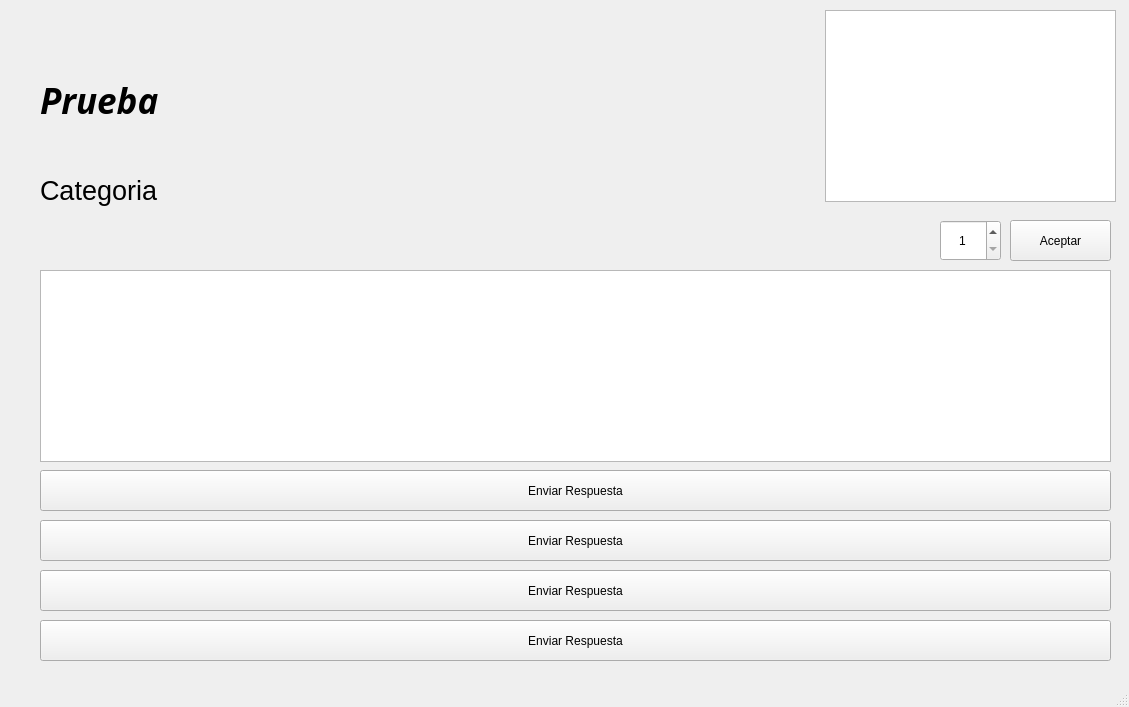
Nastupiste/Proyecto_Servidor, file ventana.ui: the form before one commit.
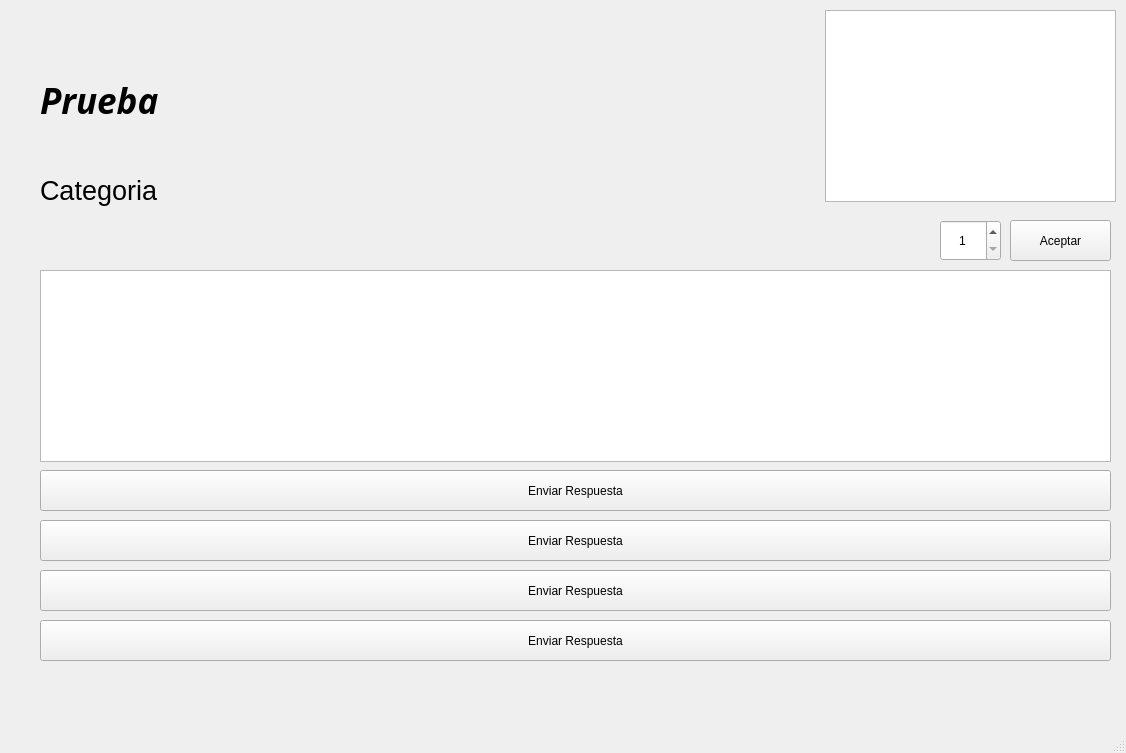
The form after the commit.

```diff
--- a/ventana.ui
+++ b/ventana.ui
@@ -6,8 +6,8 @@
    <rect>
     <x>0</x>
     <y>0</y>
-    <width>1129</width>
-    <height>707</height>
+    <width>1126</width>
+    <height>753</height>
    </rect>
   </property>
   <property name="windowTitle">
```
Left out of the diff: 18 changed lines with no effect on the pictures.
